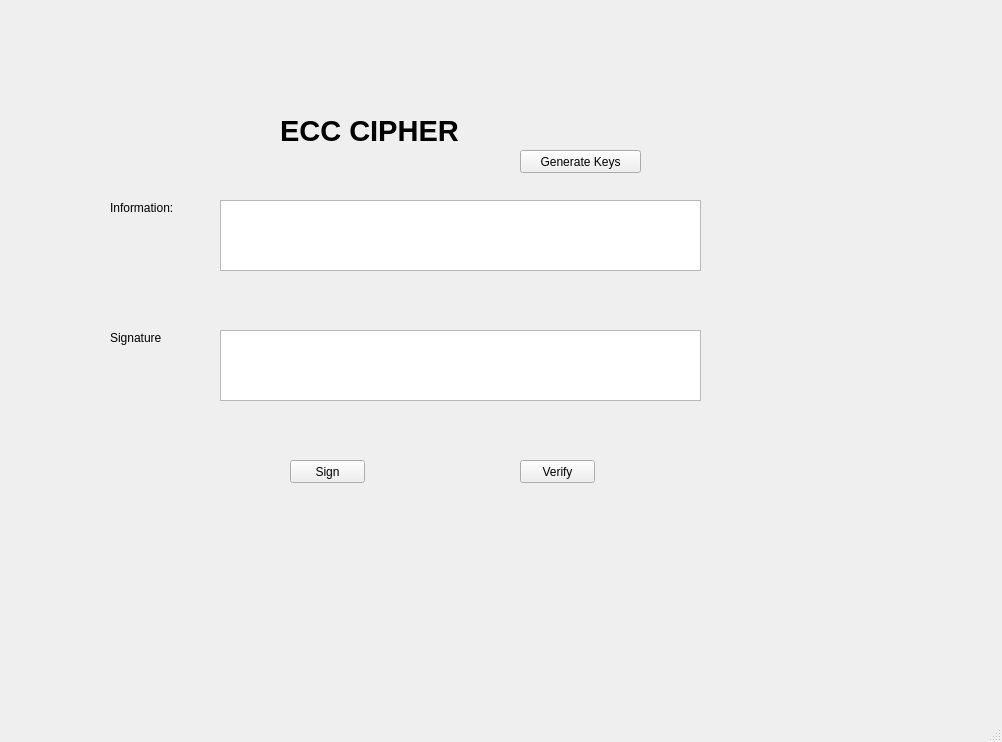
Qt form lab-03/ui/ecc.ui (caoquangthanh03-sys/CQUANGTHANH_2031) before a commit.
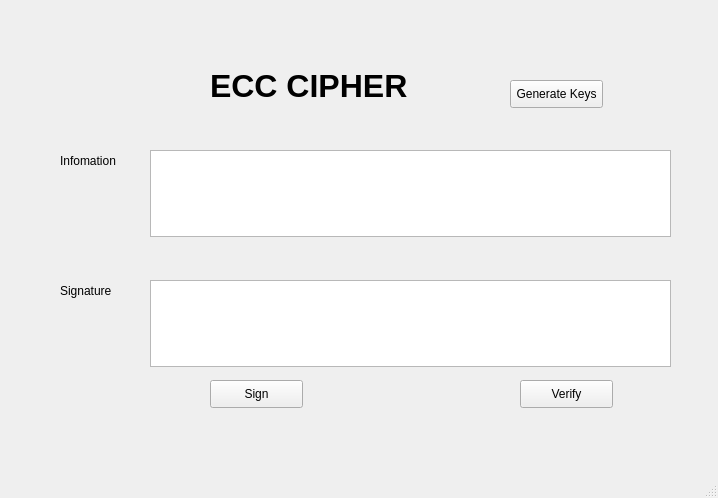
The same form after that commit.

Patch:
```diff
--- a/lab-03/ui/ecc.ui
+++ b/lab-03/ui/ecc.ui
@@ -6,8 +6,8 @@
    <rect>
     <x>0</x>
     <y>0</y>
-    <width>1002</width>
-    <height>742</height>
+    <width>718</width>
+    <height>498</height>
    </rect>
   </property>
   <property name="windowTitle">
@@ -17,15 +17,15 @@
    <widget class="QLabel" name="label">
     <property name="geometry">
      <rect>
-      <x>280</x>
-      <y>110</y>
-      <width>181</width>
-      <height>41</height>
+      <x>210</x>
+      <y>50</y>
+      <width>251</width>
+      <height>71</height>
      </rect>
     </property>
     <property name="font">
      <font>
-      <pointsize>22</pointsize>
+      <pointsize>24</pointsize>
       <weight>75</weight>
       <bold>true</bold>
      </font>
@@ -34,33 +34,39 @@
      <string>ECC CIPHER</string>
     </property>
    </widget>
-   <widget class="QPlainTextEdit" name="plainTextEdit">
+   <widget class="QLabel" name="label_2">
     <property name="geometry">
      <rect>
-      <x>220</x>
-      <y>200</y>
-      <width>481</width>
-      <height>71</height>
+      <x>60</x>
+      <y>150</y>
+      <width>71</width>
+      <height>21</height>
      </rect>
     </property>
+    <property name="text">
+     <string>Infomation</string>
+    </property>
    </widget>
-   <widget class="QPlainTextEdit" name="plainTextEdit_2">
+   <widget class="QLabel" name="label_3">
     <property name="geometry">
      <rect>
-      <x>220</x>
-      <y>330</y>
-      <width>481</width>
-      <height>71</height>
+      <x>60</x>
+      <y>280</y>
+      <width>61</width>
+      <height>21</height>
      </rect>
     </property>
+    <property name="text">
+     <string>Signature</string>
+    </property>
    </widget>
    <widget class="QPushButton" name="btn_gen_keys">
     <property name="geometry">
      <rect>
-      <x>520</x>
-      <y>150</y>
-      <width>121</width>
-      <height>23</height>
+      <x>510</x>
+      <y>80</y>
+      <width>93</width>
+      <height>28</height>
      </rect>
     </property>
     <property name="text">
@@ -70,10 +76,10 @@
    <widget class="QPushButton" name="btn_sign">
     <property name="geometry">
      <rect>
-      <x>290</x>
-      <y>460</y>
-      <width>75</width>
-      <height>23</height>
+      <x>210</x>
+      <y>380</y>
+      <width>93</width>
+      <height>28</height>
      </rect>
     </property>
     <property name="text">
@@ -84,40 +90,34 @@
     <property name="geometry">
      <rect>
       <x>520</x>
-      <y>460</y>
-      <width>75</width>
-      <height>23</height>
+      <y>380</y>
+      <width>93</width>
+      <height>28</height>
      </rect>
     </property>
     <property name="text">
      <string>Verify</string>
     </property>
    </widget>
-   <widget class="QLabel" name="label_2">
+   <widget class="QTextEdit" name="txt_info">
     <property name="geometry">
      <rect>
-      <x>110</x>
-      <y>200</y>
-      <width>81</width>
-      <height>16</height>
+      <x>150</x>
+      <y>150</y>
+      <width>521</width>
+      <height>87</height>
      </rect>
     </property>
-    <property name="text">
-     <string>Information:</string>
-    </property>
    </widget>
-   <widget class="QLabel" name="yyg">
+   <widget class="QTextEdit" name="txt_sign">
     <property name="geometry">
      <rect>
-      <x>110</x>
-      <y>330</y>
-      <width>51</width>
-      <height>16</height>
+      <x>150</x>
+      <y>280</y>
+      <width>521</width>
+      <height>87</height>
      </rect>
     </property>
-    <property name="text">
-     <string>Signature:</string>
-    </property>
    </widget>
   </widget>
   <widget class="QMenuBar" name="menubar">
```
Left out of the diff: 4 changed lines with no effect on the pictures.
